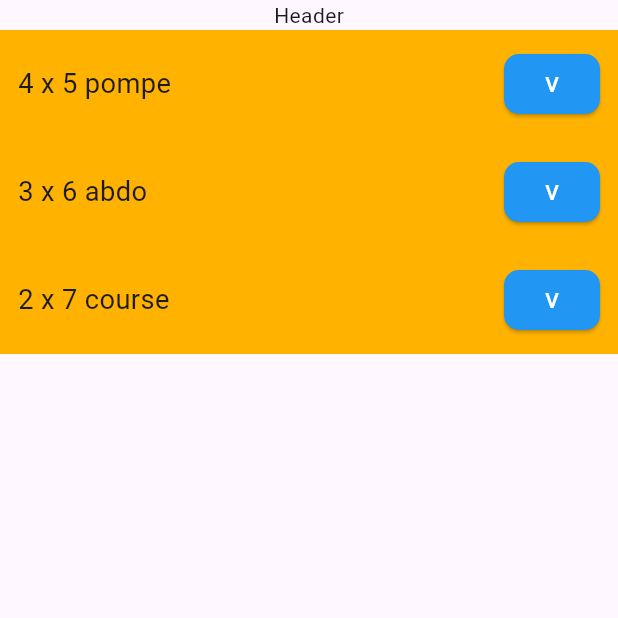
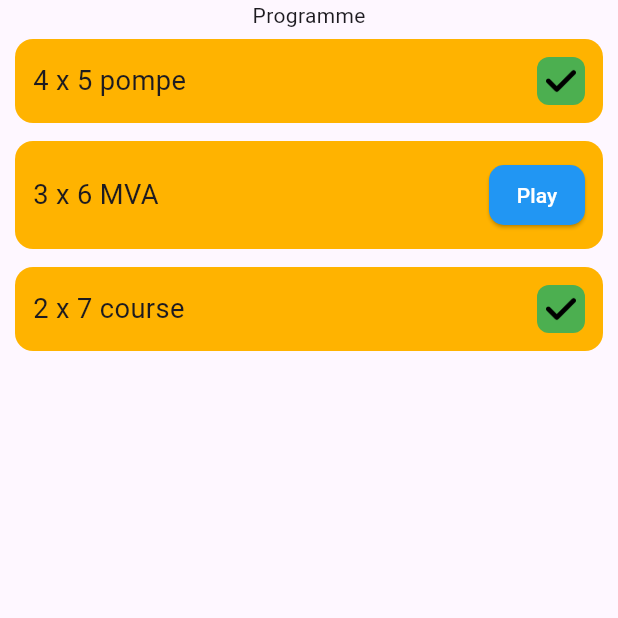
Before and after one commit to Louen12/natation, a Flutter app: the screen it shows after launch, after a tap on "Open route", on a phone screen of 412 x 824 dp, the top half of it. Run offline on Flutter 3.47's test engine with Material 3 defaults, Android fonts, the phone set to English and light mode, and no system bars; our stand-ins replace audioplayers, geolocator, sqflite; accounts and stored records are empty.

Commit message:
Redirection vers action + style

```diff
--- a/lib/main.dart
+++ b/lib/main.dart
@@ -21,7 +21,7 @@ class MainApp extends StatelessWidget {
             Navigator.push(
               context,
               MaterialPageRoute<void>(
-                builder: (context) => const ProgramExercises(),
+                builder: (context) => ProgramExercises(),
               ),
             );
           },
--- a/lib/repositories/exercise_service.dart
+++ b/lib/repositories/exercise_service.dart
@@ -35,7 +35,7 @@ class ExerciseProvider {
 
   Future fillDatabase() async{
     Exercise a = Exercise(name: "pompe", reps: 4, steps: 5, rest: 10, isFinished: false);
-    Exercise b = Exercise(name: "abdo", reps: 3, steps: 6, rest: 10, isFinished: false);
+    Exercise b = Exercise(name: "MVA", reps: 3, steps: 6, rest: 10, isFinished: true);
     Exercise c = Exercise(name: "course", reps: 2, steps: 7, rest: 10, isFinished: false);
     insert(a);
     insert(b);
--- a/lib/screens/program_exercises.dart
+++ b/lib/screens/program_exercises.dart
@@ -52,7 +52,7 @@ class _ProgramExercisesState extends State<ProgramExercises> {
             } else {
               return Column(
                   children: [
-                    Text('Header'),
+                    Text('Programme'),
                     Expanded(child:
                       ListView.builder(
                         scrollDirection:  Axis.vertical,
--- a/lib/widgets/exercise_widget.dart
+++ b/lib/widgets/exercise_widget.dart
@@ -1,5 +1,6 @@
 import 'package:flutter/material.dart';
 import 'package:natation/models/exercise.dart';
+import 'package:natation/screens/test_vma_screen.dart';
 
 class ExerciseWidget extends StatelessWidget {
   final Exercise exercise;
@@ -7,13 +8,17 @@ class ExerciseWidget extends StatelessWidget {
   const ExerciseWidget({super.key,
     required this.exercise,
     required this.action,
-});
+  });
 
   @override
   Widget build(BuildContext context) {
     return Container(
+      margin: const EdgeInsets.symmetric(vertical: 6, horizontal: 10),
       padding: const EdgeInsets.all(12),
-      color: Colors.amber[600],
+      decoration: BoxDecoration(
+        color: Colors.amber[600],
+        borderRadius: BorderRadius.circular(12),
+      ),
       child: Row(
         mainAxisAlignment: MainAxisAlignment.spaceBetween,
         children: [
@@ -23,19 +28,37 @@ class ExerciseWidget extends StatelessWidget {
                 .style
                 .apply(fontSizeFactor: 1.3),
           ),
+          action ?
           ElevatedButton(
             onPressed: () {
+              Navigator.push(
+                context,
+                MaterialPageRoute<void>(
+                  builder: (context) => Exercise.getWidgetFromName(exercise),
+                ),
+              );
             },
             style: ElevatedButton.styleFrom(
-              backgroundColor: Colors.blue,
+              backgroundColor: action ? Colors.blue : Colors.green,
               foregroundColor: Colors.white,
               padding:
-              const EdgeInsets.symmetric(horizontal: 16, vertical: 8),
+              const EdgeInsets.symmetric(horizontal: 16, vertical: 7),
               shape: RoundedRectangleBorder(
                 borderRadius: BorderRadius.circular(10),
               ),
             ),
-            child: Text(action ? 'Play' : 'V'),
+            child:  Text('Play'),
+          ) :
+          Container(
+            padding: const EdgeInsets.all(6),
+            decoration: BoxDecoration(
+              color: Colors.green,
+              borderRadius: BorderRadius.circular(8),
+            ),
+            child: Image.asset(
+              "maquette/checked.png",
+              height: 20,
+            ),
           ),
         ],
       ),
--- a/pubspec.yaml
+++ b/pubspec.yaml
@@ -11,6 +11,7 @@ dependencies:
   flutter:
     sdk: flutter
   geolocator: ^14.0.2
+  sqflite: ^2.4.2
 
 dev_dependencies:
   flutter_test:
@@ -22,3 +23,4 @@ flutter:
 
   assets:
     - assets/audios/beep.mp3
+    - maquette/checked.png
```
Also changed, not shown: lib/models/exercise.dart (+21 -0 lines), maquette/checked.png (added), pubspec.lock.
